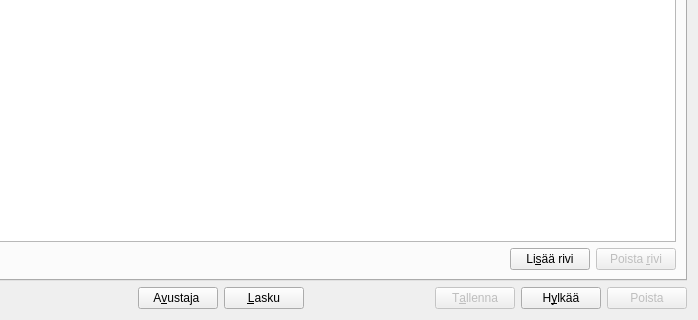
First picture: the form in kitupiikki/kirjaus/kirjaus.ui, repository artoh/kitupiikki, before the edit; both pictures show x 259 to 957 and y 100 to 420 of the 957 by 420 pixel window.
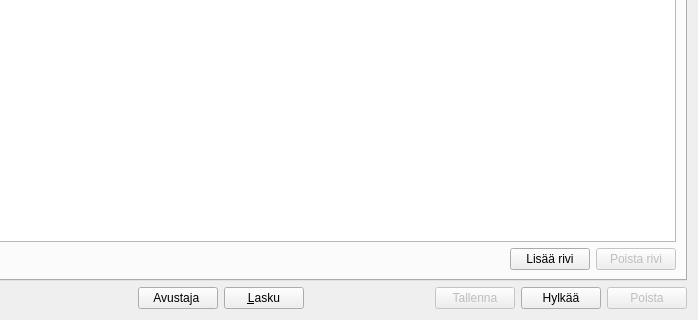
Second picture: the form after the edit. Icons and pictures are not drawn.

Patch:
```diff
--- a/kitupiikki/kirjaus/kirjaus.ui
+++ b/kitupiikki/kirjaus/kirjaus.ui
@@ -99,7 +99,7 @@
          <item>
           <widget class="QPushButton" name="lisaaRiviNappi">
            <property name="text">
-            <string>Li&amp;sää rivi</string>
+            <string>Lisää rivi</string>
            </property>
            <property name="icon">
             <iconset resource="../pic/pic.qrc">
@@ -116,7 +116,7 @@
             <bool>false</bool>
            </property>
            <property name="text">
-            <string>Poista &amp;rivi</string>
+            <string>Poista rivi</string>
            </property>
            <property name="icon">
             <iconset resource="../pic/pic.qrc">
@@ -368,7 +368,7 @@
      <item>
       <widget class="QPushButton" name="apuriNappi">
        <property name="text">
-        <string>A&amp;vustaja </string>
+        <string>Avustaja </string>
        </property>
        <property name="icon">
         <iconset resource="../pic/pic.qrc">
@@ -412,7 +412,7 @@
         <bool>false</bool>
        </property>
        <property name="text">
-        <string>T&amp;allenna</string>
+        <string>Tallenna</string>
        </property>
        <property name="icon">
         <iconset>
@@ -429,7 +429,7 @@
      <item>
       <widget class="QPushButton" name="hylkaaNappi">
        <property name="text">
-        <string>H&amp;ylkää</string>
+        <string>Hylkää</string>
        </property>
        <property name="icon">
         <iconset resource="../pic/pic.qrc">
```
Left out of the diff: 3 changed lines with no effect on the pictures.
